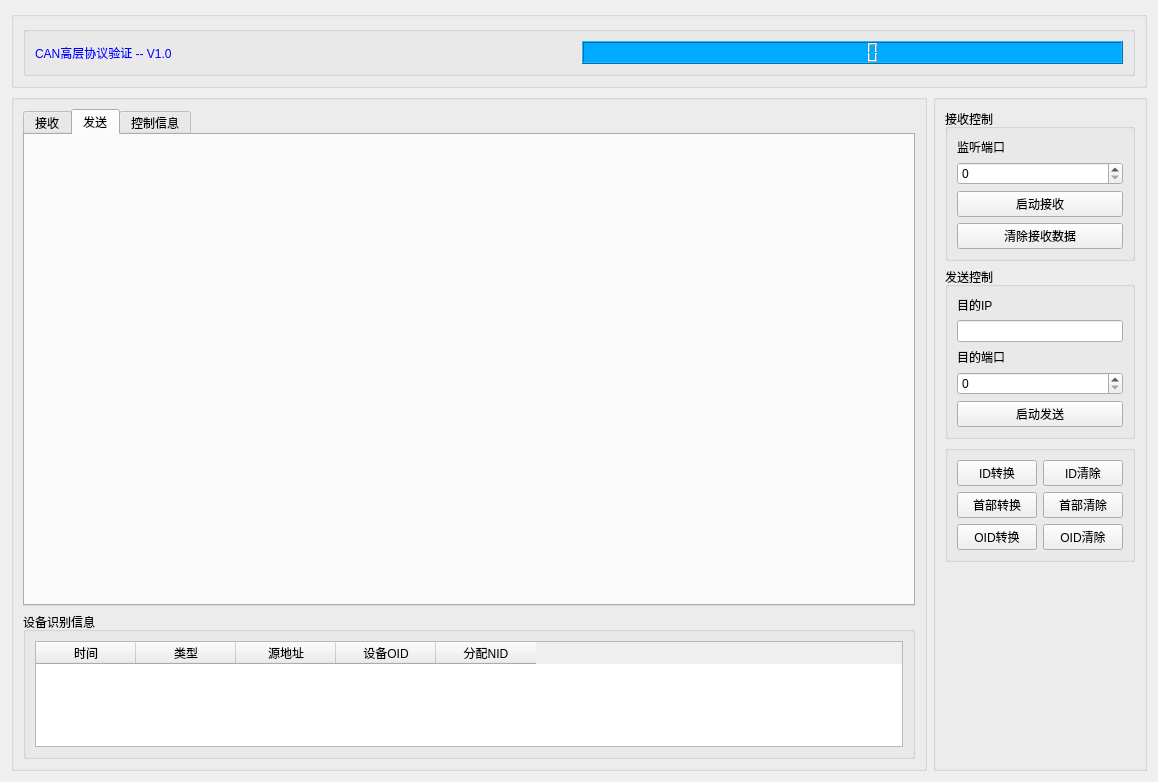
This is maingui.ui in Ga-vin/can_high_level_protocol_tool as Qt 5 draws it before an edit. The edited form follows.
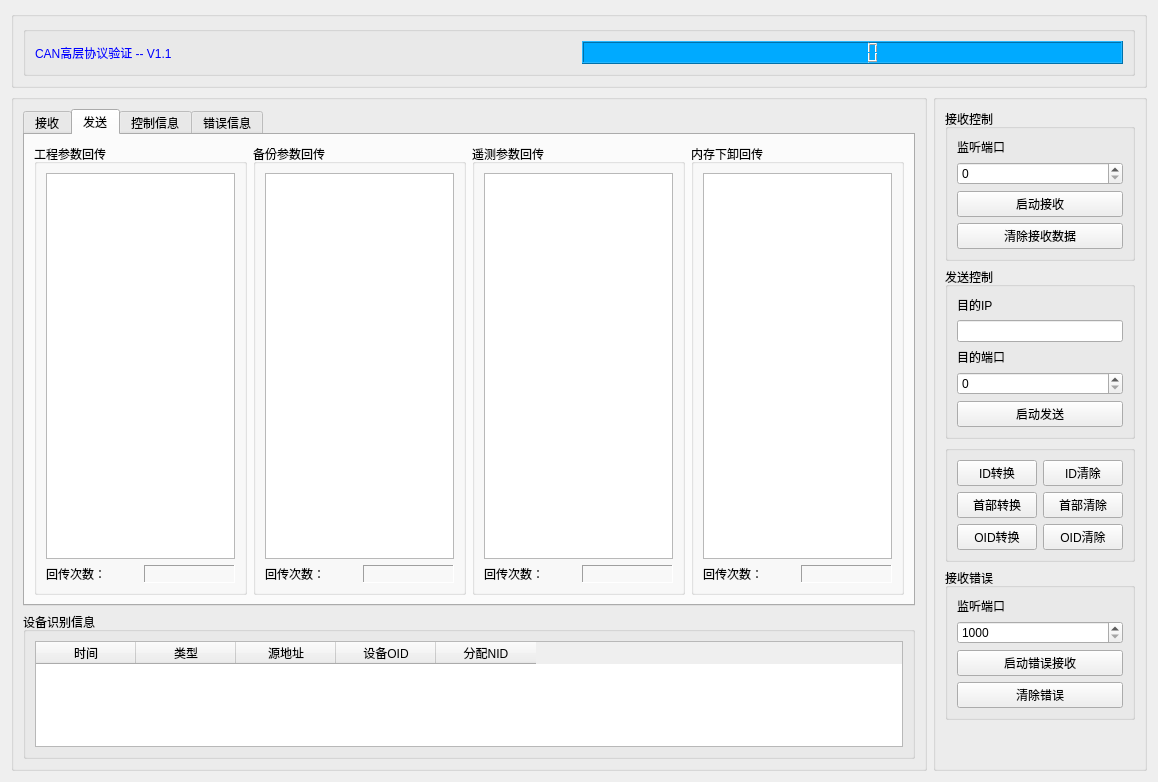
This is the edited form. The open tabs and pages were chosen to show the change. Icons and pictures are not drawn.

Diff of the .ui file:
```diff
--- a/maingui.ui
+++ b/maingui.ui
@@ -13,7 +13,7 @@
   <property name="windowTitle">
    <string>Form</string>
   </property>
-  <layout class="QVBoxLayout" name="verticalLayout_10">
+  <layout class="QVBoxLayout" name="verticalLayout_16">
    <item>
     <widget class="QGroupBox" name="groupBox_5">
      <property name="title">
@@ -34,7 +34,7 @@
 font: 75 16pt &quot;微软雅黑&quot;;</string>
            </property>
            <property name="text">
-            <string>CAN高层协议验证 -- V1.0</string>
+            <string>CAN高层协议验证 -- V1.1</string>
            </property>
           </widget>
          </item>
@@ -53,13 +53,13 @@
     </widget>
    </item>
    <item>
-    <layout class="QHBoxLayout" name="horizontalLayout_13">
+    <layout class="QHBoxLayout" name="horizontalLayout_18">
      <item>
       <widget class="QGroupBox" name="groupBox_6">
        <property name="title">
         <string/>
        </property>
-       <layout class="QVBoxLayout" name="verticalLayout_9">
+       <layout class="QVBoxLayout" name="verticalLayout_15">
         <item>
          <widget class="QTabWidget" name="p_tab_widget">
           <property name="currentIndex">
@@ -115,6 +115,180 @@
            <attribute name="title">
             <string>发送</string>
            </attribute>
+           <layout class="QHBoxLayout" name="horizontalLayout_17">
+            <item>
+             <widget class="QGroupBox" name="groupBox_18">
+              <property name="title">
+               <string>工程参数回传</string>
+              </property>
+              <layout class="QVBoxLayout" name="verticalLayout_9">
+               <item>
+                <widget class="QTextEdit" name="p_text_prj_para_ack">
+                 <property name="maximumSize">
+                  <size>
+                   <width>200</width>
+                   <height>16777215</height>
+                  </size>
+                 </property>
+                </widget>
+               </item>
+               <item>
+                <layout class="QHBoxLayout" name="horizontalLayout_13">
+                 <item>
+                  <widget class="QLabel" name="label_32">
+                   <property name="text">
+                    <string>回传次数：</string>
+                   </property>
+                  </widget>
+                 </item>
+                 <item>
+                  <widget class="QLabel" name="p_label_prj_cnt">
+                   <property name="frameShape">
+                    <enum>QFrame::Panel</enum>
+                   </property>
+                   <property name="frameShadow">
+                    <enum>QFrame::Sunken</enum>
+                   </property>
+                   <property name="text">
+                    <string/>
+                   </property>
+                  </widget>
+                 </item>
+                </layout>
+               </item>
+              </layout>
+             </widget>
+            </item>
+            <item>
+             <widget class="QGroupBox" name="groupBox_19">
+              <property name="title">
+               <string>备份参数回传</string>
+              </property>
+              <layout class="QVBoxLayout" name="verticalLayout_11">
+               <item>
+                <widget class="QTextEdit" name="p_text_bak_para_ack">
+                 <property name="maximumSize">
+                  <size>
+                   <width>200</width>
+                   <height>16777215</height>
+                  </size>
+                 </property>
+                </widget>
+               </item>
+               <item>
+                <layout class="QHBoxLayout" name="horizontalLayout_14">
+                 <item>
+                  <widget class="QLabel" name="label_34">
+                   <property name="text">
+                    <string>回传次数：</string>
+                   </property>
+                  </widget>
+                 </item>
+                 <item>
+                  <widget class="QLabel" name="p_label_bak_cnt">
+                   <property name="frameShape">
+                    <enum>QFrame::Panel</enum>
+                   </property>
+                   <property name="frameShadow">
+                    <enum>QFrame::Sunken</enum>
+                   </property>
+                   <property name="text">
+                    <string/>
+                   </property>
+                  </widget>
+                 </item>
+                </layout>
+               </item>
+              </layout>
+             </widget>
+            </item>
+            <item>
+             <widget class="QGroupBox" name="groupBox_20">
+              <property name="title">
+               <string>遥测参数回传</string>
+              </property>
+              <layout class="QVBoxLayout" name="verticalLayout_13">
+               <item>
+                <widget class="QTextEdit" name="p_text_tm_para_ack">
+                 <property name="maximumSize">
+                  <size>
+                   <width>200</width>
+                   <height>16777215</height>
+                  </size>
+                 </property>
+                </widget>
+               </item>
+               <item>
+                <layout class="QHBoxLayout" name="horizontalLayout_15">
+                 <item>
+                  <widget class="QLabel" name="label_36">
+                   <property name="text">
+                    <string>回传次数：</string>
+                   </property>
+                  </widget>
+                 </item>
+                 <item>
+                  <widget class="QLabel" name="p_label_tm_cnt">
+                   <property name="frameShape">
+                    <enum>QFrame::Panel</enum>
+                   </property>
+                   <property name="frameShadow">
+                    <enum>QFrame::Sunken</enum>
+                   </property>
+                   <property name="text">
+                    <string/>
+                   </property>
+                  </widget>
+                 </item>
+                </layout>
+               </item>
+              </layout>
+             </widget>
+            </item>
+            <item>
+             <widget class="QGroupBox" name="groupBox_21">
+              <property name="title">
+               <string>内存下卸回传</string>
+              </property>
+              <layout class="QVBoxLayout" name="verticalLayout_14">
+               <item>
+                <widget class="QTextEdit" name="p_text_mem_down_ack">
+                 <property name="maximumSize">
+                  <size>
+                   <width>200</width>
+                   <height>16777215</height>
+                  </size>
+                 </property>
+                </widget>
+               </item>
+               <item>
+                <layout class="QHBoxLayout" name="horizontalLayout_16">
+                 <item>
+                  <widget class="QLabel" name="label_38">
+                   <property name="text">
+                    <string>回传次数：</string>
+                   </property>
+                  </widget>
+                 </item>
+                 <item>
+                  <widget class="QLabel" name="p_label_mem_cnt">
+                   <property name="frameShape">
+                    <enum>QFrame::Panel</enum>
+                   </property>
+                   <property name="frameShadow">
+                    <enum>QFrame::Sunken</enum>
+                   </property>
+                   <property name="text">
+                    <string/>
+                   </property>
+                  </widget>
+                 </item>
+                </layout>
+               </item>
+              </layout>
+             </widget>
+            </item>
+           </layout>
           </widget>
           <widget class="QWidget" name="tab_3">
            <attribute name="title">
@@ -578,6 +752,47 @@
             </item>
            </layout>
           </widget>
+          <widget class="QWidget" name="tab_4">
+           <attribute name="title">
+            <string>错误信息</string>
+           </attribute>
+           <layout class="QVBoxLayout" name="verticalLayout_12">
+            <item>
+             <widget class="QTableWidget" name="p_tab_rx_err">
+              <column>
+               <property name="text">
+                <string>类型码</string>
+               </property>
+              </column>
+              <column>
+               <property name="text">
+                <string>错误码</string>
+               </property>
+              </column>
+              <column>
+               <property name="text">
+                <string>文件名</string>
+               </property>
+              </column>
+              <column>
+               <property name="text">
+                <string>函数名</string>
+               </property>
+              </column>
+              <column>
+               <property name="text">
+                <string>行数</string>
+               </property>
+              </column>
+              <column>
+               <property name="text">
+                <string>错误描述</string>
+               </property>
+              </column>
+             </widget>
+            </item>
+           </layout>
+          </widget>
          </widget>
         </item>
         <item>
@@ -632,7 +847,7 @@
        <property name="title">
         <string/>
        </property>
-       <layout class="QVBoxLayout" name="verticalLayout_4">
+       <layout class="QVBoxLayout" name="verticalLayout_10">
         <item>
          <widget class="QGroupBox" name="groupBox_2">
           <property name="title">
@@ -756,6 +971,49 @@
           </layout>
          </widget>
         </item>
+        <item>
+         <widget class="QGroupBox" name="groupBox_17">
+          <property name="title">
+           <string>接收错误</string>
+          </property>
+          <layout class="QVBoxLayout" name="verticalLayout_4">
+           <item>
+            <widget class="QLabel" name="label_31">
+             <property name="text">
+              <string>监听端口</string>
+             </property>
+            </widget>
+           </item>
+           <item>
+            <widget class="QSpinBox" name="p_spin_recv_err_port">
+             <property name="minimum">
+              <number>1000</number>
+             </property>
+             <property name="maximum">
+              <number>999999</number>
+             </property>
+            </widget>
+           </item>
+           <item>
+            <widget class="QPushButton" name="p_btn_start_recv_err">
+             <property name="text">
+              <string>启动错误接收</string>
+             </property>
+             <property name="checkable">
+              <bool>true</bool>
+             </property>
+            </widget>
+           </item>
+           <item>
+            <widget class="QPushButton" name="p_btn_clear_recv_err">
+             <property name="text">
+              <string>清除错误</string>
+             </property>
+            </widget>
+           </item>
+          </layout>
+         </widget>
+        </item>
         <item>
          <spacer name="verticalSpacer">
           <property name="orientation">
@@ -764,7 +1022,7 @@
           <property name="sizeHint" stdset="0">
            <size>
             <width>20</width>
-            <height>188</height>
+            <height>138</height>
            </size>
           </property>
          </spacer>
```
Left out of the diff: 2 changed lines with no effect on the pictures.
